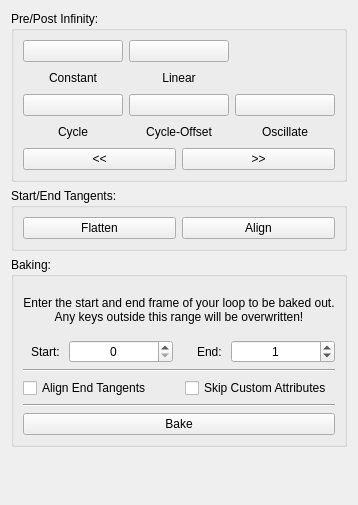
The window that ui/tabs/qlooptab.ui (bhsingleton/poser) describes before a commit, drawn with Qt 5.
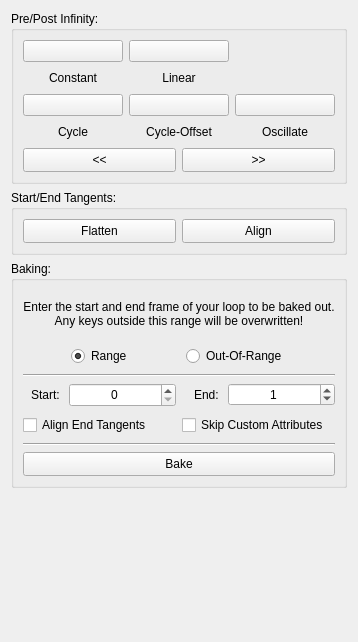
The same window after the commit. Icons and pictures are not drawn. Custom widgets are drawn as their Qt base class.

Commit message: Adding bake options to accomadate user preferences.

Diff of the .ui file:
```diff
--- a/ui/tabs/qlooptab.ui
+++ b/ui/tabs/qlooptab.ui
@@ -7,7 +7,7 @@
     <x>0</x>
     <y>0</y>
     <width>350</width>
-    <height>505</height>
+    <height>642</height>
    </rect>
   </property>
   <property name="windowTitle">
@@ -37,6 +37,24 @@
          </property>
          <item>
           <widget class="QPushButton" name="preInfinityPushButton">
+           <property name="sizePolicy">
+            <sizepolicy hsizetype="Expanding" vsizetype="Fixed">
+             <horstretch>0</horstretch>
+             <verstretch>0</verstretch>
+            </sizepolicy>
+           </property>
+           <property name="minimumSize">
+            <size>
+             <width>0</width>
+             <height>24</height>
+            </size>
+           </property>
+           <property name="maximumSize">
+            <size>
+             <width>16777215</width>
+             <height>24</height>
+            </size>
+           </property>
            <property name="focusPolicy">
             <enum>Qt::ClickFocus</enum>
            </property>
@@ -50,6 +68,24 @@
          </item>
          <item>
           <widget class="QPushButton" name="postInfinityPushButton">
+           <property name="sizePolicy">
+            <sizepolicy hsizetype="Expanding" vsizetype="Fixed">
+             <horstretch>0</horstretch>
+             <verstretch>0</verstretch>
+            </sizepolicy>
+           </property>
+           <property name="minimumSize">
+            <size>
+             <width>0</width>
+             <height>24</height>
+            </size>
+           </property>
+           <property name="maximumSize">
+            <size>
+             <width>16777215</width>
+             <height>24</height>
+            </size>
+           </property>
            <property name="focusPolicy">
             <enum>Qt::ClickFocus</enum>
            </property>
@@ -432,6 +468,24 @@
      <layout class="QHBoxLayout" name="horizontalLayout_4">
       <item>
        <widget class="QPushButton" name="flattenTangentsPushButton">
+        <property name="sizePolicy">
+         <sizepolicy hsizetype="Expanding" vsizetype="Fixed">
+          <horstretch>0</horstretch>
+          <verstretch>0</verstretch>
+         </sizepolicy>
+        </property>
+        <property name="minimumSize">
+         <size>
+          <width>0</width>
+          <height>24</height>
+         </size>
+        </property>
+        <property name="maximumSize">
+         <size>
+          <width>16777215</width>
+          <height>24</height>
+         </size>
+        </property>
         <property name="focusPolicy">
          <enum>Qt::ClickFocus</enum>
         </property>
@@ -445,6 +499,24 @@
       </item>
       <item>
        <widget class="QPushButton" name="alignTangentsPushButton">
+        <property name="sizePolicy">
+         <sizepolicy hsizetype="Expanding" vsizetype="Fixed">
+          <horstretch>0</horstretch>
+          <verstretch>0</verstretch>
+         </sizepolicy>
+        </property>
+        <property name="minimumSize">
+         <size>
+          <width>0</width>
+          <height>24</height>
+         </size>
+        </property>
+        <property name="maximumSize">
+         <size>
+          <width>16777215</width>
+          <height>24</height>
+         </size>
+        </property>
         <property name="focusPolicy">
          <enum>Qt::ClickFocus</enum>
         </property>
@@ -465,15 +537,333 @@
       <string>Baking:</string>
      </property>
      <layout class="QGridLayout" name="gridLayout_2">
-      <item row="4" column="1" colspan="3">
+      <item row="6" column="1" colspan="2">
        <widget class="Line" name="line">
         <property name="orientation">
          <enum>Qt::Horizontal</enum>
         </property>
        </widget>
       </item>
-      <item row="1" column="3">
+      <item row="5" column="1">
+       <widget class="QCheckBox" name="alignEndTangentsCheckBox">
+        <property name="sizePolicy">
+         <sizepolicy hsizetype="Expanding" vsizetype="Fixed">
+          <horstretch>0</horstretch>
+          <verstretch>0</verstretch>
+         </sizepolicy>
+        </property>
+        <property name="minimumSize">
+         <size>
+          <width>0</width>
+          <height>24</height>
+         </size>
+        </property>
+        <property name="maximumSize">
+         <size>
+          <width>16777215</width>
+          <height>24</height>
+         </size>
+        </property>
+        <property name="toolTip">
+         <string>Replaces the last keyframe with the first.</string>
+        </property>
+        <property name="layoutDirection">
+         <enum>Qt::LeftToRight</enum>
+        </property>
+        <property name="text">
+         <string>Align End Tangents</string>
+        </property>
+       </widget>
+      </item>
+      <item row="2" column="1" colspan="2">
+       <widget class="Line" name="line_3">
+        <property name="orientation">
+         <enum>Qt::Horizontal</enum>
+        </property>
+       </widget>
+      </item>
+      <item row="5" column="2">
+       <widget class="QCheckBox" name="skipCustomAttributesCheckBox">
+        <property name="sizePolicy">
+         <sizepolicy hsizetype="Expanding" vsizetype="Fixed">
+          <horstretch>0</horstretch>
+          <verstretch>0</verstretch>
+         </sizepolicy>
+        </property>
+        <property name="minimumSize">
+         <size>
+          <width>0</width>
+          <height>24</height>
+         </size>
+        </property>
+        <property name="maximumSize">
+         <size>
+          <width>16777215</width>
+          <height>24</height>
+         </size>
+        </property>
+        <property name="toolTip">
+         <string>Ignores any custom attributes when baking.</string>
+        </property>
+        <property name="text">
+         <string>Skip Custom Attributes</string>
+        </property>
+       </widget>
+      </item>
+      <item row="1" column="1" colspan="2">
+       <widget class="QWidget" name="bakeTypeWidget" native="true">
+        <property name="sizePolicy">
+         <sizepolicy hsizetype="Expanding" vsizetype="Fixed">
+          <horstretch>0</horstretch>
+          <verstretch>0</verstretch>
+         </sizepolicy>
+        </property>
+        <property name="minimumSize">
+         <size>
+          <width>0</width>
+          <height>24</height>
+         </size>
+        </property>
+        <property name="maximumSize">
+         <size>
+          <width>16777215</width>
+          <height>24</height>
+         </size>
+        </property>
+        <layout class="QHBoxLayout" name="horizontalLayout_5">
+         <property name="leftMargin">
+          <number>0</number>
+         </property>
+         <property name="topMargin">
+          <number>0</number>
+         </property>
+         <property name="rightMargin">
+          <number>0</number>
+         </property>
+         <property name="bottomMargin">
+          <number>0</number>
+         </property>
+         <item>
+          <spacer name="horizontalSpacer">
+           <property name="orientation">
+            <enum>Qt::Horizontal</enum>
+           </property>
+           <property name="sizeHint" stdset="0">
+            <size>
+             <width>40</width>
+             <height>20</height>
+            </size>
+           </property>
+          </spacer>
+         </item>
+         <item>
+          <widget class="QRadioButton" name="bakeRangeRadioButton">
+           <property name="sizePolicy">
+            <sizepolicy hsizetype="Expanding" vsizetype="Preferred">
+             <horstretch>0</horstretch>
+             <verstretch>0</verstretch>
+            </sizepolicy>
+           </property>
+           <property name="text">
+            <string>Range</string>
+           </property>
+           <property name="checked">
+            <bool>true</bool>
+           </property>
+          </widget>
+         </item>
+         <item>
+          <spacer name="horizontalSpacer_3">
+           <property name="orientation">
+            <enum>Qt::Horizontal</enum>
+           </property>
+           <property name="sizeHint" stdset="0">
+            <size>
+             <width>40</width>
+             <height>20</height>
+            </size>
+           </property>
+          </spacer>
+         </item>
+         <item>
+          <widget class="QRadioButton" name="bakeOutOfRangeRadioButton">
+           <property name="sizePolicy">
+            <sizepolicy hsizetype="Expanding" vsizetype="Preferred">
+             <horstretch>0</horstretch>
+             <verstretch>0</verstretch>
+            </sizepolicy>
+           </property>
+           <property name="text">
+            <string>Out-Of-Range</string>
+           </property>
+          </widget>
+         </item>
+         <item>
+          <spacer name="horizontalSpacer_2">
+           <property name="orientation">
+            <enum>Qt::Horizontal</enum>
+           </property>
+           <property name="sizeHint" stdset="0">
+            <size>
+             <width>40</width>
+             <height>20</height>
+            </size>
+           </property>
+          </spacer>
+         </item>
+        </layout>
+       </widget>
+      </item>
+      <item row="4" column="1">
+       <widget class="QWidget" name="startTimeWidget" native="true">
+        <property name="sizePolicy">
+         <sizepolicy hsizetype="Expanding" vsizetype="Fixed">
+          <horstretch>0</horstretch>
+          <verstretch>0</verstretch>
+         </sizepolicy>
+        </property>
+        <property name="minimumSize">
+         <size>
+          <width>0</width>
+          <height>24</height>
+         </size>
+        </property>
+        <property name="maximumSize">
+         <size>
+          <width>16777215</width>
+          <height>24</height>
+         </size>
+        </property>
+        <layout class="QHBoxLayout" name="horizontalLayout">
+         <property name="leftMargin">
+          <number>0</number>
+         </property>
+         <property name="topMargin">
+          <number>0</number>
+         </property>
+         <property name="rightMargin">
+          <number>0</number>
+         </property>
+         <property name="bottomMargin">
+          <number>0</number>
+         </property>
+         <item>
+          <widget class="QLabel" name="startTimeLabel">
+           <property name="sizePolicy">
+            <sizepolicy hsizetype="Fixed" vsizetype="Preferred">
+             <horstretch>0</horstretch>
+             <verstretch>0</verstretch>
+            </sizepolicy>
+           </property>
+           <property name="minimumSize">
+            <size>
+             <width>40</width>
+             <height>0</height>
+            </size>
+           </property>
+           <property name="maximumSize">
+            <size>
+             <width>40</width>
+             <height>16777215</height>
+            </size>
+           </property>
+           <property name="text">
+            <string>Start: </string>
+           </property>
+           <property name="alignment">
+            <set>Qt::AlignRight|Qt::AlignTrailing|Qt::AlignVCenter</set>
+           </property>
+          </widget>
+         </item>
+         <item>
+          <widget class="QTimeSpinBox" name="startTimeSpinBox">
+           <property name="enabled">
+            <bool>true</bool>
+           </property>
+           <property name="sizePolicy">
+            <sizepolicy hsizetype="Expanding" vsizetype="Preferred">
+             <horstretch>0</horstretch>
+             <verstretch>0</verstretch>
+            </sizepolicy>
+           </property>
+           <property name="focusPolicy">
+            <enum>Qt::StrongFocus</enum>
+           </property>
+           <property name="toolTip">
+            <string>Specifies the start frame to bake from.</string>
+           </property>
+           <property name="alignment">
+            <set>Qt::AlignCenter</set>
+           </property>
+           <property name="prefix">
+            <string/>
+           </property>
+           <property name="maximum">
+            <number>9999</number>
+           </property>
+           <property name="value">
+            <number>0</number>
+           </property>
+          </widget>
+         </item>
+        </layout>
+       </widget>
+      </item>
+      <item row="0" column="1" colspan="2">
+       <widget class="QLabel" name="bakeLabel">
+        <property name="sizePolicy">
+         <sizepolicy hsizetype="Expanding" vsizetype="Fixed">
+          <horstretch>0</horstretch>
+          <verstretch>0</verstretch>
+         </sizepolicy>
+        </property>
+        <property name="minimumSize">
+         <size>
+          <width>0</width>
+          <height>48</height>
+         </size>
+        </property>
+        <property name="maximumSize">
+         <size>
+          <width>16777215</width>
+          <height>48</height>
+         </size>
+        </property>
+        <property name="frameShape">
+         <enum>QFrame::NoFrame</enum>
+        </property>
+        <property name="text">
+         <string>Enter the start and end frame of your loop to be baked out.
+Any keys outside this range will be overwritten!</string>
+        </property>
+        <property name="alignment">
+         <set>Qt::AlignCenter</set>
+        </property>
+        <property name="wordWrap">
+         <bool>false</bool>
+        </property>
+       </widget>
+      </item>
+      <item row="4" column="2">
        <widget class="QWidget" name="endTimeWidget" native="true">
+        <property name="sizePolicy">
+         <sizepolicy hsizetype="Expanding" vsizetype="Fixed">
+          <horstretch>0</horstretch>
+          <verstretch>0</verstretch>
+         </sizepolicy>
+        </property>
+        <property name="minimumSize">
+         <size>
+          <width>0</width>
+          <height>24</height>
+         </size>
+        </property>
+        <property name="maximumSize">
+         <size>
+          <width>16777215</width>
+          <height>24</height>
+         </size>
+        </property>
         <layout class="QHBoxLayout" name="horizontalLayout_2">
          <property name="leftMargin">
           <number>0</number>
@@ -521,7 +911,7 @@
             <bool>true</bool>
            </property>
            <property name="sizePolicy">
-            <sizepolicy hsizetype="Expanding" vsizetype="Fixed">
+            <sizepolicy hsizetype="Preferred" vsizetype="Fixed">
              <horstretch>0</horstretch>
              <verstretch>0</verstretch>
             </sizepolicy>
@@ -552,47 +942,26 @@
         </layout>
        </widget>
       </item>
-      <item row="2" column="1" colspan="3">
-       <widget class="Line" name="line_2">
-        <property name="orientation">
-         <enum>Qt::Horizontal</enum>
-        </property>
-       </widget>
-      </item>
-      <item row="0" column="1" colspan="3">
-       <widget class="QLabel" name="bakeLabel">
-        <property name="sizePolicy">
-         <sizepolicy hsizetype="Preferred" vsizetype="Fixed">
-          <horstretch>0</horstretch>
-          <verstretch>0</verstretch>
-         </sizepolicy>
-        </property>
-        <property name="minimumSize">
-         <size>
-          <width>0</width>
-          <height>48</height>
-         </size>
-        </property>
-        <property name="maximumSize">
-         <size>
-          <width>16777215</width>
-          <height>48</height>
-         </size>
-        </property>
-        <property name="text">
-         <string>Enter the start and end frame of your loop to be baked out.
-Any keys outside this range will be overwritten!</string>
-        </property>
-        <property name="alignment">
-         <set>Qt::AlignCenter</set>
-        </property>
-        <property name="wordWrap">
-         <bool>false</bool>
-        </property>
-       </widget>
-      </item>
-      <item row="5" column="1" colspan="3">
+      <item row="7" column="1" colspan="2">
        <widget class="QPushButton" name="bakePushButton">
+        <property name="sizePolicy">
+         <sizepolicy hsizetype="Expanding" vsizetype="Fixed">
+          <horstretch>0</horstretch>
+          <verstretch>0</verstretch>
+         </sizepolicy>
+        </property>
+        <property name="minimumSize">
+         <size>
+          <width>0</width>
+          <height>24</height>
+         </size>
+        </property>
+        <property name="maximumSize">
+         <size>
+          <width>16777215</width>
+          <height>24</height>
+         </size>
+        </property>
         <property name="focusPolicy">
          <enum>Qt::ClickFocus</enum>
         </property>
@@ -604,103 +973,6 @@
         </property>
        </widget>
       </item>
-      <item row="3" column="3">
-       <widget class="QCheckBox" name="skipCustomAttributesCheckBox">
-        <property name="toolTip">
-         <string>Ignores any custom attributes when baking.</string>
-        </property>
-        <property name="text">
-         <string>Skip Custom Attributes</string>
-        </property>
-       </widget>
-      </item>
-      <item row="3" column="1">
-       <widget class="QCheckBox" name="alignEndTangentsCheckBox">
-        <property name="toolTip">
-         <string>Replaces the last keyframe with the first.</string>
-        </property>
-        <property name="text">
-         <string>Align End Tangents</string>
-        </property>
-       </widget>
-      </item>
-      <item row="1" column="1">
-       <widget class="QWidget" name="startTimeWidget" native="true">
-        <layout class="QHBoxLayout" name="horizontalLayout">
-         <property name="leftMargin">
-          <number>0</number>
-         </property>
-         <property name="topMargin">
-          <number>0</number>
-         </property>
-         <property name="rightMargin">
-          <number>0</number>
-         </property>
-         <property name="bottomMargin">
-          <number>0</number>
-         </property>
-         <item>
-          <widget class="QLabel" name="startTimeLabel">
-           <property name="sizePolicy">
-            <sizepolicy hsizetype="Fixed" vsizetype="Preferred">
-             <horstretch>0</horstretch>
-             <verstretch>0</verstretch>
-            </sizepolicy>
-           </property>
-           <property name="minimumSize">
-            <size>
-             <width>40</width>
-             <height>0</height>
-            </size>
-           </property>
-           <property name="maximumSize">
-            <size>
-             <width>40</width>
-             <height>16777215</height>
-            </size>
-           </property>
-           <property name="text">
-            <string>Start: </string>
-           </property>
-           <property name="alignment">
-            <set>Qt::AlignRight|Qt::AlignTrailing|Qt::AlignVCenter</set>
-           </property>
-          </widget>
-         </item>
-         <item>
-          <widget class="QTimeSpinBox" name="startTimeSpinBox">
-           <property name="enabled">
-            <bool>true</bool>
-           </property>
-           <property name="sizePolicy">
-            <sizepolicy hsizetype="Expanding" vsizetype="Fixed">
-             <horstretch>0</horstretch>
-             <verstretch>0</verstretch>
-            </sizepolicy>
-           </property>
-           <property name="focusPolicy">
-            <enum>Qt::StrongFocus</enum>
-           </property>
-           <property name="toolTip">
-            <string>Specifies the start frame to bake from.</string>
-           </property>
-           <property name="alignment">
-            <set>Qt::AlignCenter</set>
-           </property>
-           <property name="prefix">
-            <string/>
-           </property>
-           <property name="maximum">
-            <number>9999</number>
-           </property>
-           <property name="value">
-            <number>0</number>
-           </property>
-          </widget>
-         </item>
-        </layout>
-       </widget>
-      </item>
      </layout>
     </widget>
    </item>
```
The commit also changes 1 other file.
